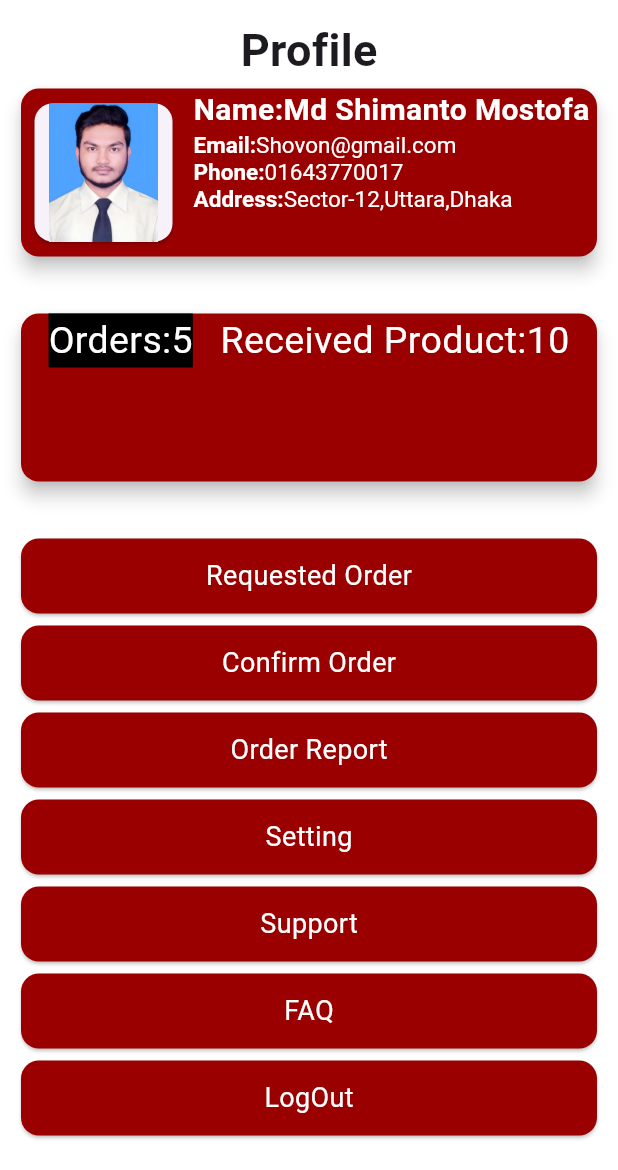
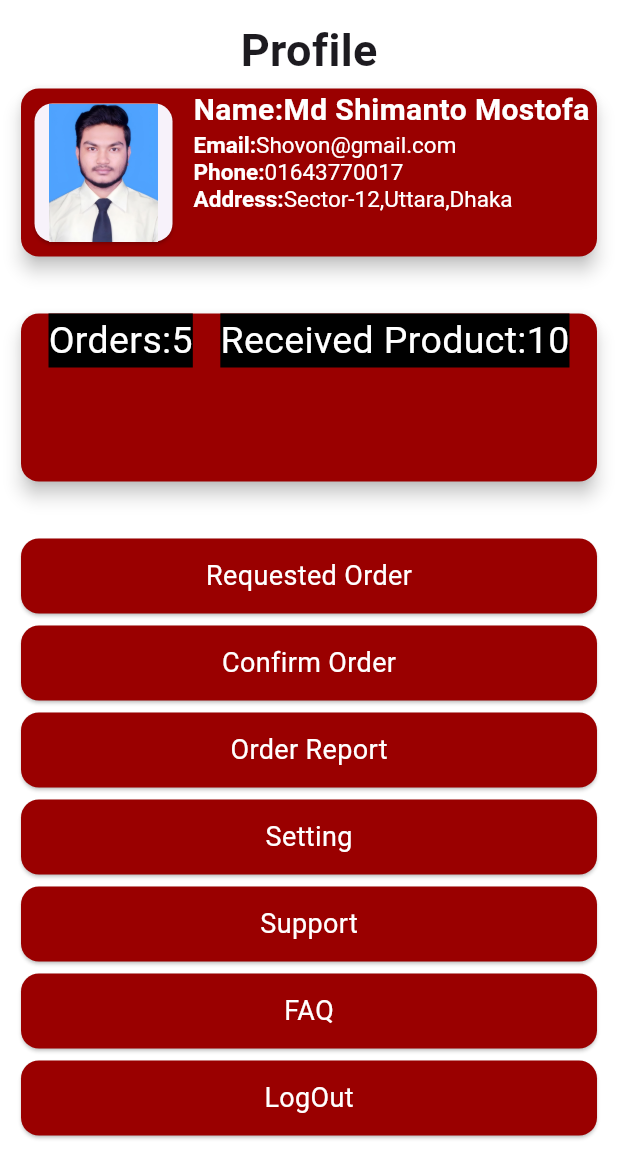
Before and after one commit to Shovon0017/pc_mart_version02, a Flutter app: the screen it shows after launch, on a phone screen of 412 x 824 dp, the part 66-1236 px from its top. Run offline on Flutter 3.47's test engine with Material 3 defaults, Android fonts, the phone set to English and light mode, and no system bars; our stand-ins replace animated_notch_bottom_bar, carousel_slider, flutter_easyloading, flutter_secure_storage, fluttertoast, get and 3 more; missing offline and left inert: flutter_sslcommerz.

Commit message:
pc mart version 2

```diff
--- a/lib/view/screen/Profile/profile.dart
+++ b/lib/view/screen/Profile/profile.dart
@@ -126,7 +126,7 @@ class _ProfileState extends State<Profile> {
                         children: [
                           Container(
                               color: Colors.black,child: Text("Orders:5",style: TextStyle(color: Colors.white,fontSize: 25),)),
-                          Container(child: Text("Received Product:10",style: TextStyle(color: Colors.white,fontSize: 25)))
+                          Container(color: Colors.black,child: Text("Received Product:10",style: TextStyle(color: Colors.white,fontSize: 25)))
                         ],
                       )
                     ],
```
